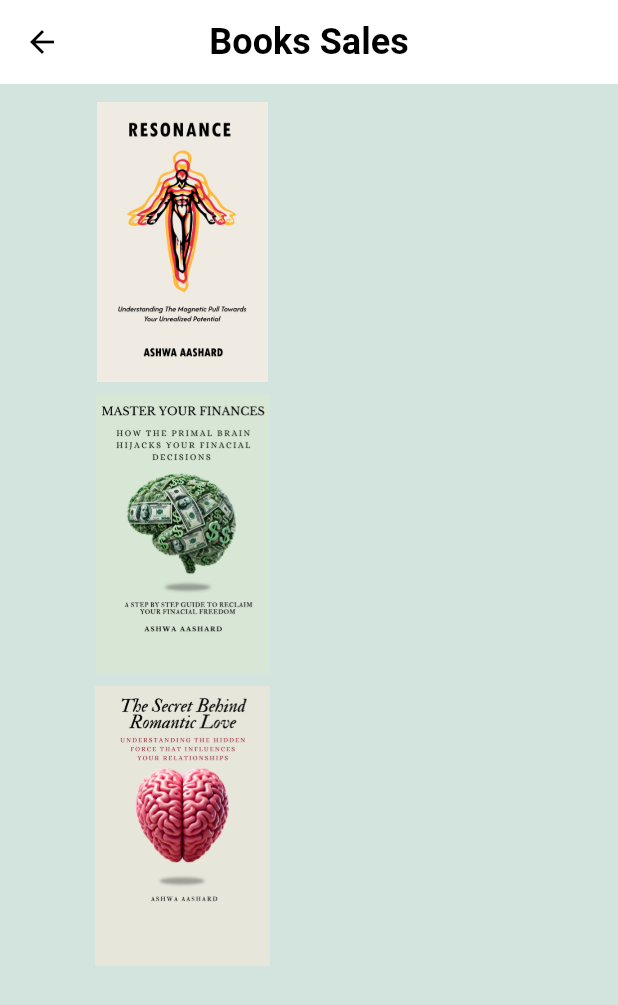
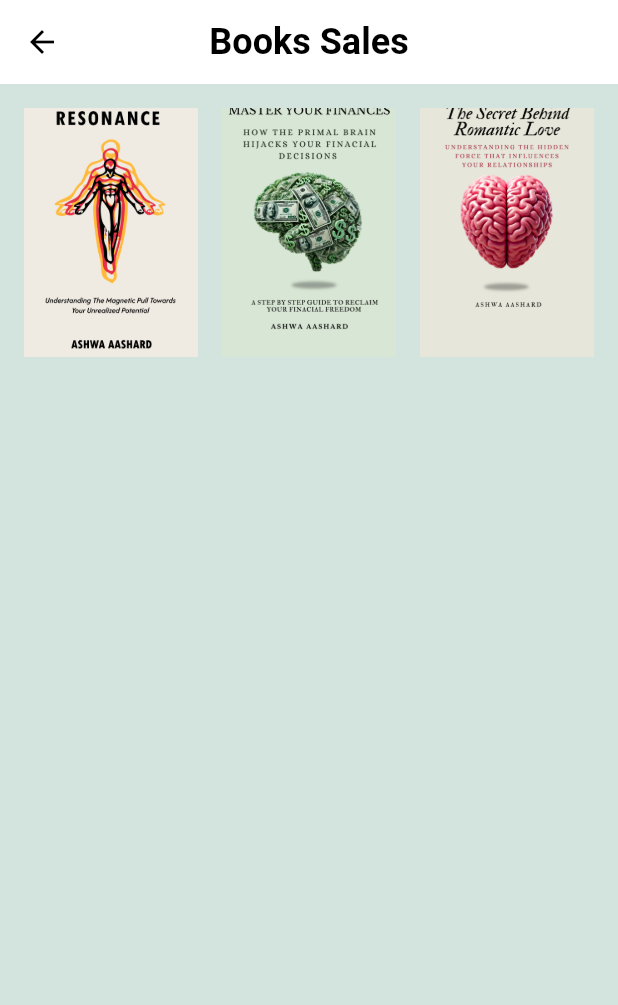
Before and after one commit to confab-sys/GWA, a Flutter app: the BooksScreen screen opened directly, tab 2 chosen, after a tap on "View Books on Sale", on a phone screen of 412 x 824 dp. Shown: the top 1005 px of the screen. Run offline on Flutter 3.47's test engine with Material 3 defaults, Android fonts, the phone set to English and light mode, and no system bars; our stand-ins replace chewie, device_info_plus, flutter_html, font_awesome_flutter, google_fonts, image_picker and 3 more; missing offline and left inert: epubx; accounts and stored records are empty; Roboto replaces fonts that are missing (Judson).

Commit message:
refactor(books): simplify grid layout and book card implementation
- Remove SizedBox wrapper and horizontal scrolling from grid views
- Adjust grid padding and spacing for better consistency
- Replace complex book card stack with simple Image widget

```diff
--- a/great-awareness-frontend/lib/screens/books_sales_screen.dart
+++ b/great-awareness-frontend/lib/screens/books_sales_screen.dart
@@ -171,23 +171,19 @@ class _BooksSalesScreenState extends State<BooksSalesScreen> {
                     ),
                   ),
                 )
-              : SizedBox(
-                  height: 600,
-                  child: GridView.builder(
-                    scrollDirection: Axis.horizontal,
-                    padding: const EdgeInsets.all(12),
+              : GridView.builder(
+                  padding: const EdgeInsets.all(16),
                   gridDelegate: const SliverGridDelegateWithFixedCrossAxisCount(
-                      crossAxisCount: 3,
-                      childAspectRatio: 0.85,
-                      crossAxisSpacing: 8,
-                      mainAxisSpacing: 16,
+                    crossAxisCount: 3, // 3 books per row
+                    childAspectRatio: 0.7, // Adjusted for vertical layout
+                    crossAxisSpacing: 16, // Space between books horizontally
+                    mainAxisSpacing: 16, // Space between books vertically
                   ),
                   itemCount: books.length,
                   itemBuilder: (context, index) {
                     final book = books[index];
                     return _buildBookCard(book);
                   },
-                  ),
                 ),
     );
   }
@@ -199,60 +195,10 @@ class _BooksSalesScreenState extends State<BooksSalesScreen> {
         onTap: () {
           _showBookDetails(book);
         },
-        child: Container(
-          width: double.infinity,
-          decoration: BoxDecoration(
-            borderRadius: const BorderRadius.vertical(top: Radius.circular(12)),
-            image: DecorationImage(
-              image: AssetImage(book.imagePath),
-              fit: BoxFit.contain,
-            ),
-          ),
-          child: Stack(
-            children: [
-              // Reading progress indicator
-              if (book.readingProgress > 0)
-                Positioned(
-                  bottom: 8,
-                  left: 8,
-                  right: 8,
-                  child: Container(
-                    padding: const EdgeInsets.symmetric(horizontal: 8, vertical: 4),
-                    decoration: BoxDecoration(
-                      color: Colors.black.withValues(alpha: 0.6),
-                      borderRadius: BorderRadius.circular(12),
-                    ),
-                    child: Row(
-                      mainAxisSize: MainAxisSize.min,
-                      children: [
-                        Expanded(
-                          child: AnimatedContainer(
-                            duration: const Duration(milliseconds: 500),
-                            curve: Curves.easeInOutCubic,
-                            child: LinearProgressIndicator(
-                              value: book.readingProgress / 100,
-                              backgroundColor: Colors.grey[300],
-                              valueColor: const AlwaysStoppedAnimation<Color>(Colors.blue),
-                              minHeight: 4,
-                            ),
-                          ),
-                        ),
-                        const SizedBox(width: 8),
-                        AnimatedDefaultTextStyle(
-                          duration: const Duration(milliseconds: 300),
-                          style: const TextStyle(
-                            color: Colors.white,
-                            fontSize: 9,
-                            fontWeight: FontWeight.bold,
-                          ),
-                          child: Text('${book.readingProgress.toInt()}%'),
-                        ),
-                      ],
-                    ),
-                  ),
-                ),
-            ],
-          ),
+        child: Image.asset(
+             book.imagePath,
+             fit: BoxFit.cover, // Fill entire container to eliminate gaps
+             alignment: Alignment.center,
            ),
       ),
     );
--- a/great-awareness-frontend/lib/screens/books_screen.dart
+++ b/great-awareness-frontend/lib/screens/books_screen.dart
@@ -243,23 +243,19 @@ class _BooksScreenState extends State<BooksScreen> with SingleTickerProviderStat
                         ),
                       ),
                     )
-                  : SizedBox(
-                      height: 600, // Even larger height for books
-                      child: GridView.builder(
-                        scrollDirection: Axis.horizontal,
-                        padding: const EdgeInsets.all(12),
+                  : GridView.builder(
+                      padding: const EdgeInsets.all(16),
                       gridDelegate: const SliverGridDelegateWithFixedCrossAxisCount(
-                          crossAxisCount: 3, // Exactly 3 books per row
-                          childAspectRatio: 0.85, // Even taller aspect ratio for larger books
-                          crossAxisSpacing: 8, // Reduced horizontal spacing between books
-                          mainAxisSpacing: 16, // Keep vertical spacing as is
+                        crossAxisCount: 3, // 3 books per row
+                        childAspectRatio: 0.7, // Adjusted for vertical layout
+                        crossAxisSpacing: 16, // Space between books horizontally
+                        mainAxisSpacing: 16, // Space between books vertically
                       ),
                       itemCount: books.length,
                       itemBuilder: (context, index) {
                         final book = books[index];
                         return _buildBookCard(book);
                       },
-                      ),
                     ),
           // On Sale Tab
           Center(
```
Lines whose indentation alone changed are shown as unchanged.
